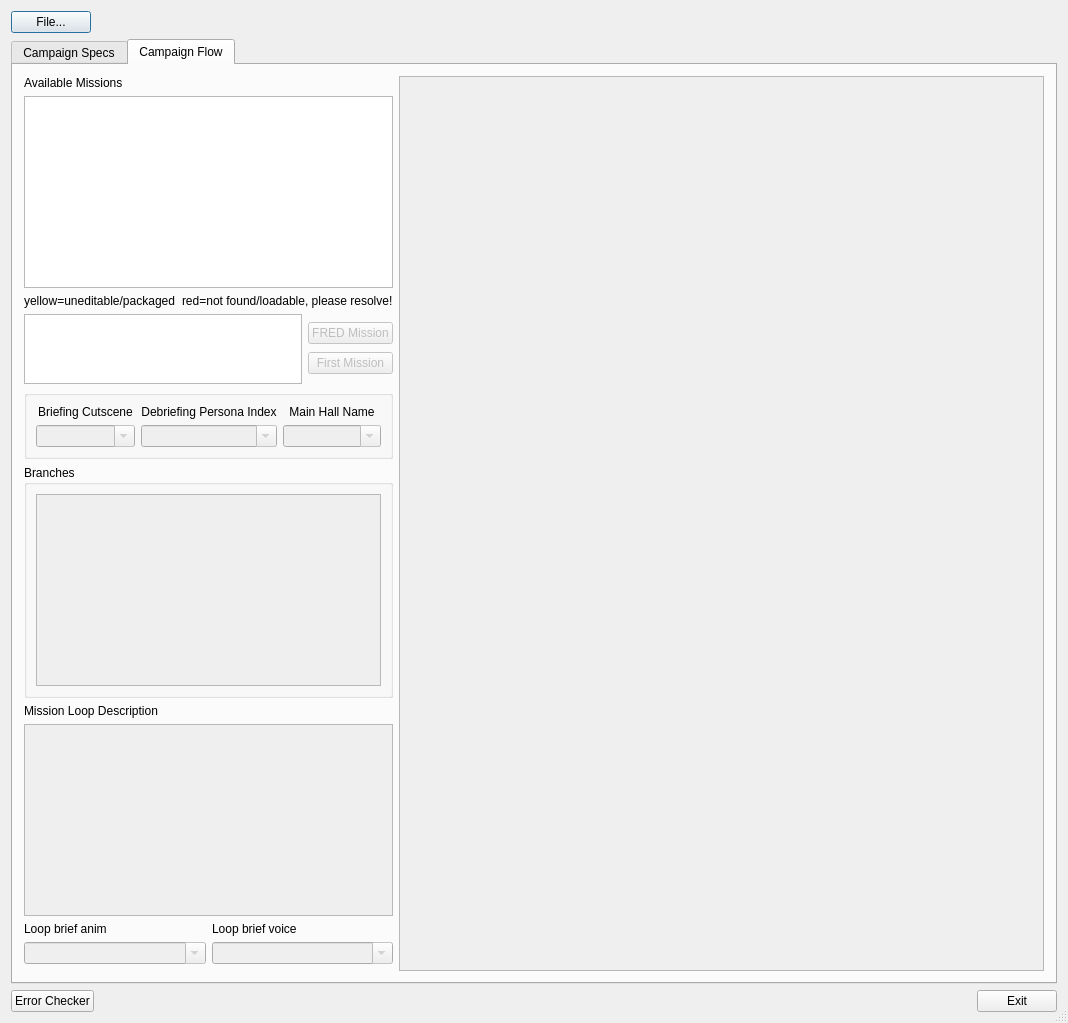
Above: qtfred/ui/CampaignEditorDialog.ui from scp-fs2open/fs2open.github.com before the change. Below: the same form after it.
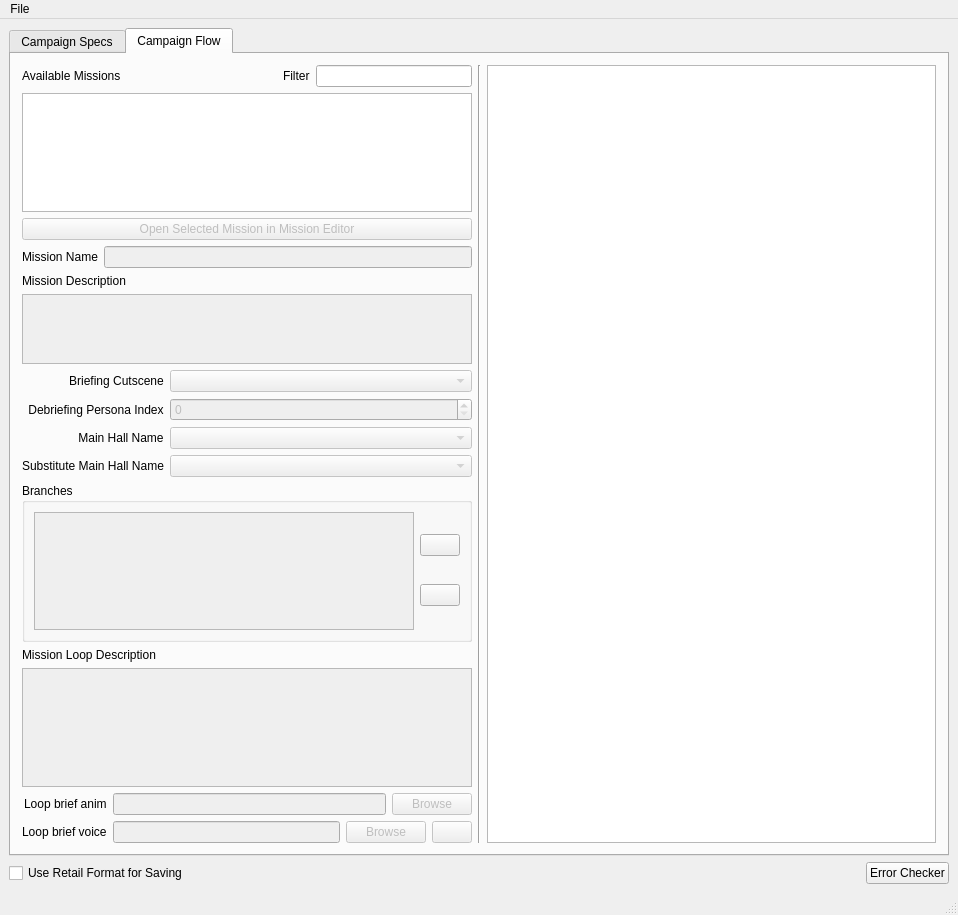
That is the form after the change. The open tabs and pages were chosen to show the change. Icons and pictures are not drawn. Custom widgets are drawn as their Qt base class.

Commit message: QtFRED Campaign Editor (#7030)

```diff
--- a/qtfred/ui/CampaignEditorDialog.ui
+++ b/qtfred/ui/CampaignEditorDialog.ui
@@ -1,41 +1,23 @@
 <?xml version="1.0" encoding="UTF-8"?>
 <ui version="4.0">
  <class>fso::fred::dialogs::CampaignEditorDialog</class>
- <widget class="QDialog" name="fso::fred::dialogs::CampaignEditorDialog">
-  <property name="enabled">
-   <bool>true</bool>
+ <widget class="QMainWindow" name="fso::fred::dialogs::CampaignEditorDialog">
+  <property name="windowModality">
+   <enum>Qt::ApplicationModal</enum>
   </property>
   <property name="geometry">
    <rect>
     <x>0</x>
     <y>0</y>
-    <width>1068</width>
-    <height>1023</height>
+    <width>958</width>
+    <height>915</height>
    </rect>
   </property>
   <property name="windowTitle">
    <string>Untitled</string>
   </property>
-  <property name="sizeGripEnabled">
-   <bool>true</bool>
-  </property>
-  <property name="modal">
-   <bool>true</bool>
-  </property>
-  <layout class="QVBoxLayout" name="windowLayout">
-   <item>
-    <widget class="QPushButton" name="btnMenu">
-     <property name="sizePolicy">
-      <sizepolicy hsizetype="Fixed" vsizetype="Fixed">
-       <horstretch>0</horstretch>
-       <verstretch>0</verstretch>
-      </sizepolicy>
-     </property>
-     <property name="text">
-      <string>File...</string>
-     </property>
-    </widget>
-   </item>
+  <widget class="QWidget" name="centralwidget">
+   <layout class="QVBoxLayout" name="verticalLayout">
    <item>
     <widget class="QTabWidget" name="mainTabs">
      <property name="currentIndex">
@@ -173,7 +155,7 @@
       <attribute name="title">
        <string>Campaign Flow</string>
       </attribute>
-      <layout class="QHBoxLayout" name="campaignGraphLayout" stretch="0,1">
+       <layout class="QHBoxLayout" name="campaignGraphLayout" stretch="0,0,0">
        <property name="leftMargin">
         <number>11</number>
        </property>
@@ -187,63 +169,110 @@
         <number>11</number>
        </property>
        <item>
-        <layout class="QVBoxLayout" name="editorControls" stretch="0,0,0,0,0,0,0,0,0,1">
+         <layout class="QVBoxLayout" name="editorControls" stretch="0,0,0,1,0,0,1,0,0">
          <item>
-          <widget class="QLabel" name="lblMissions">
+           <layout class="QHBoxLayout" name="availableMissionsLayout">
+            <item>
+             <widget class="QLabel" name="availableMissionsLabel">
            <property name="text">
             <string>Available Missions</string>
            </property>
           </widget>
          </item>
          <item>
-          <widget class="QListView" name="lstMissions">
-           <property name="sizePolicy">
-            <sizepolicy hsizetype="MinimumExpanding" vsizetype="Maximum">
-             <horstretch>0</horstretch>
-             <verstretch>0</verstretch>
-            </sizepolicy>
-           </property>
-           <property name="contextMenuPolicy">
-            <enum>Qt::CustomContextMenu</enum>
-           </property>
-           <property name="toolTip">
-            <string>Right click mission list to add or change branches</string>
-           </property>
-           <property name="autoScrollMargin">
-            <number>16</number>
-           </property>
+             <spacer name="availableMissionsSpacer">
+              <property name="orientation">
+               <enum>Qt::Horizontal</enum>
+              </property>
+              <property name="sizeHint" stdset="0">
+               <size>
+                <width>40</width>
+                <height>20</height>
+               </size>
+              </property>
+             </spacer>
+            </item>
+            <item>
+             <widget class="QLabel" name="availableMissionsFilterLabel">
+              <property name="text">
+               <string>Filter</string>
+              </property>
+             </widget>
+            </item>
+            <item>
+             <widget class="QLineEdit" name="availableMissionsFilterLineEdit"/>
+            </item>
+           </layout>
+          </item>
+          <item>
+           <widget class="QListWidget" name="availableMissionsListWidget">
            <property name="editTriggers">
             <set>QAbstractItemView::NoEditTriggers</set>
            </property>
-           <property name="selectionMode">
-            <enum>QAbstractItemView::NoSelection</enum>
-           </property>
-          </widget>
-         </item>
-         <item>
-          <layout class="QHBoxLayout" name="lstMissionDescr">
-           <item>
-            <widget class="QLabel" name="lblMissionDescr1">
-             <property name="text">
-              <string>yellow=uneditable/packaged</string>
-             </property>
-            </widget>
-           </item>
-           <item>
-            <widget class="QLabel" name="lblMissionDescr2">
-             <property name="text">
-              <string>red=not found/loadable, please resolve!</string>
-             </property>
-            </widget>
-           </item>
-          </layout>
-         </item>
-         <item>
-          <layout class="QHBoxLayout" name="layoutLoadMission">
-           <item>
-            <widget class="QTextBrowser" name="txbMissionDescr">
-             <property name="enabled">
+            <property name="showDropIndicator" stdset="0">
+             <bool>false</bool>
+            </property>
+            <property name="dragDropMode">
+             <enum>QAbstractItemView::DragDrop</enum>
+            </property>
+            <property name="defaultDropAction">
+             <enum>Qt::IgnoreAction</enum>
+            </property>
+            <property name="flow">
+             <enum>QListView::TopToBottom</enum>
+            </property>
+            <property name="resizeMode">
+             <enum>QListView::Adjust</enum>
+            </property>
+            <property name="viewMode">
+             <enum>QListView::IconMode</enum>
+            </property>
+            <property name="uniformItemSizes">
               <bool>true</bool>
+            </property>
+           </widget>
+          </item>
+          <item>
+           <widget class="QPushButton" name="fredMissionButton">
+            <property name="enabled">
+             <bool>false</bool>
+            </property>
+            <property name="text">
+             <string>Open Selected Mission in Mission Editor</string>
+            </property>
+           </widget>
+          </item>
+          <item>
+           <layout class="QVBoxLayout" name="missionDetailsLayout">
+            <item>
+             <layout class="QHBoxLayout" name="missionNameLayout">
+              <item>
+               <widget class="QLabel" name="missionNameLabel">
+                <property name="text">
+                 <string>Mission Name</string>
+                </property>
+               </widget>
+              </item>
+              <item>
+               <widget class="QLineEdit" name="missionNameLineEdit">
+                <property name="enabled">
+                 <bool>false</bool>
+                </property>
+               </widget>
+              </item>
+             </layout>
+            </item>
+            <item>
+             <widget class="QLabel" name="label">
+              <property name="text">
+               <string>Mission Description</string>
+              </property>
+             </widget>
+            </item>
+            <item>
+             <widget class="QPlainTextEdit" name="missionDescriptionPlainTextEdit">
+              <property name="enabled">
+               <bool>false</bool>
              </property>
              <property name="sizePolicy">
               <sizepolicy hsizetype="Expanding" vsizetype="Preferred">
@@ -253,46 +282,15 @@
              </property>
             </widget>
            </item>
-           <item>
-            <layout class="QVBoxLayout" name="layoutModMission">
-             <property name="spacing">
-              <number>0</number>
-             </property>
-             <property name="sizeConstraint">
-              <enum>QLayout::SetMinimumSize</enum>
-             </property>
-             <item>
-              <widget class="QPushButton" name="btnFredMission">
-               <property name="enabled">
-                <bool>false</bool>
-               </property>
-               <property name="text">
-                <string>FRED Mission</string>
-               </property>
-              </widget>
-             </item>
-             <item>
-              <widget class="QPushButton" name="btnFirstMission">
-               <property name="enabled">
-                <bool>false</bool>
-               </property>
-               <property name="text">
-                <string>First Mission</string>
-               </property>
-               <property name="checkable">
-                <bool>true</bool>
-               </property>
-              </widget>
-             </item>
-            </layout>
-           </item>
-          </layout>
-         </item>
+           </layout>
+          </item>
          <item>
-          <widget class="QGroupBox" name="missionOptions">
-           <layout class="QGridLayout" name="gridLayout" columnstretch="0,0,0,0,0">
+           <layout class="QFormLayout" name="missionSettingsLayout">
+            <property name="labelAlignment">
+             <set>Qt::AlignRight|Qt::AlignTrailing|Qt::AlignVCenter</set>
+            </property>
             <item row="0" column="0">
-             <widget class="QLabel" name="lblBriefingCutscene">
+             <widget class="QLabel" name="briefCutsceneLabel">
               <property name="text">
                <string>Briefing Cutscene</string>
               </property>
@@ -301,8 +299,18 @@
               </property>
              </widget>
             </item>
-            <item row="0" column="2">
-             <widget class="QLabel" name="lblDebriefingPersona">
+            <item row="0" column="1">
+             <widget class="QComboBox" name="briefCutsceneComboBox">
+              <property name="enabled">
+               <bool>false</bool>
+              </property>
+              <property name="editable">
+               <bool>false</bool>
+              </property>
+             </widget>
+            </item>
+            <item row="1" column="0">
+             <widget class="QLabel" name="debriefPersonaLabel">
               <property name="text">
                <string>Debriefing Persona Index</string>
               </property>
@@ -311,8 +319,15 @@
               </property>
              </widget>
             </item>
-            <item row="0" column="4">
-             <widget class="QLabel" name="lblMainhall">
+            <item row="1" column="1">
+             <widget class="QSpinBox" name="debriefingPersonaSpinBox">
+              <property name="enabled">
+               <bool>false</bool>
+              </property>
+             </widget>
+            </item>
+            <item row="2" column="0">
+             <widget class="QLabel" name="mainhallLabel">
               <property name="text">
                <string>Main Hall Name</string>
               </property>
@@ -321,38 +336,31 @@
               </property>
              </widget>
             </item>
-            <item row="1" column="4">
-             <widget class="QComboBox" name="cmbMainhall">
+            <item row="2" column="1">
+             <widget class="QComboBox" name="mainhallComboBox">
               <property name="enabled">
                <bool>false</bool>
               </property>
               <property name="editable">
-               <bool>true</bool>
+               <bool>false</bool>
               </property>
              </widget>
             </item>
-            <item row="1" column="2">
-             <widget class="QComboBox" name="cmbDebriefingPersona">
-              <property name="enabled">
-               <bool>false</bool>
+            <item row="3" column="0">
+             <widget class="QLabel" name="substituteMainhallNameLabel">
+              <property name="text">
+               <string>Substitute Main Hall Name</string>
               </property>
-              <property name="editable">
-               <bool>true</bool>
-              </property>
              </widget>
             </item>
-            <item row="1" column="0">
-             <widget class="QComboBox" name="cmbBriefingCutscene">
+            <item row="3" column="1">
+             <widget class="QComboBox" name="substituteMainhallComboBox">
               <property name="enabled">
                <bool>false</bool>
               </property>
-              <property name="editable">
-               <bool>true</bool>
-              </property>
              </widget>
             </item>
            </layout>
-          </widget>
          </item>
          <item>
           <widget class="QGroupBox" name="missionBranches">
@@ -376,7 +384,35 @@
               </property>
              </widget>
             </item>
-           </layout>
+             <item>
+              <layout class="QVBoxLayout" name="verticalLayout_3">
+               <item>
+                <widget class="QPushButton" name="moveBranchUpButton">
+                 <property name="text">
+                  <string/>
+                 </property>
+                 <property name="icon">
+                  <iconset>
+                   <selectedon>:/images/arrow_up.png</selectedon>
+                  </iconset>
+                 </property>
+                </widget>
+               </item>
+               <item>
+                <widget class="QPushButton" name="moveBranchDownButton">
+                 <property name="text">
+                  <string/>
+                 </property>
+                 <property name="icon">
+                  <iconset>
+                   <selectedon>:/images/arrow_down.png</selectedon>
+                  </iconset>
+                 </property>
+                </widget>
+               </item>
+              </layout>
+             </item>
+            </layout>
           </widget>
          </item>
          <item>
@@ -400,114 +436,187 @@
           </widget>
          </item>
          <item>
-          <layout class="QGridLayout" name="loopBrief">
+           <layout class="QFormLayout" name="loopDetailsForm">
+            <property name="labelAlignment">
+             <set>Qt::AlignRight|Qt::AlignTrailing|Qt::AlignVCenter</set>
+            </property>
            <item row="0" column="0">
-            <widget class="QLabel" name="lblLoopAnim">
+             <widget class="QLabel" name="loopAnimLabel">
              <property name="text">
               <string>Loop brief anim</string>
              </property>
             </widget>
            </item>
-           <item row="2" column="1">
-            <widget class="QComboBox" name="cmbLoopVoice">
-             <property name="enabled">
-              <bool>false</bool>
-             </property>
-             <property name="editable">
-              <bool>true</bool>
-             </property>
-            </widget>
-           </item>
-           <item row="0" column="1">
-            <widget class="QLabel" name="lblLoopVoice">
+            <item row="1" column="0">
+             <widget class="QLabel" name="loopVoiceLabel">
              <property name="text">
               <string>Loop brief voice</string>
              </property>
             </widget>
            </item>
-           <item row="2" column="0">
-            <widget class="QComboBox" name="cmbLoopAnim">
+            <item row="0" column="1">
+             <layout class="QHBoxLayout" name="loopAnimControlsLayout">
+              <item>
+               <widget class="QLineEdit" name="loopAnimLineEdit">
              <property name="enabled">
               <bool>false</bool>
              </property>
-             <property name="editable">
-              <bool>true</bool>
-             </property>
+               </widget>
+              </item>
+              <item>
+               <widget class="QPushButton" name="loopAnimBrowseButton">
+                <property name="enabled">
+                 <bool>false</bool>
+                </property>
+                <property name="text">
+                 <string>Browse</string>
+                </property>
             </widget>
            </item>
           </layout>
          </item>
+            <item row="1" column="1">
+             <layout class="QHBoxLayout" name="loopVoiceControlsLayout">
          <item>
-          <spacer name="spaceBottom">
+               <widget class="QLineEdit" name="loopVoiceLineEdit">
+                <property name="enabled">
+                 <bool>false</bool>
+                </property>
+               </widget>
+              </item>
+              <item>
+               <widget class="QPushButton" name="loopVoiceBrowseButton">
+                <property name="enabled">
+                 <bool>false</bool>
+                </property>
+                <property name="text">
+                 <string>Browse</string>
+                </property>
+               </widget>
+              </item>
+              <item>
+               <widget class="QPushButton" name="testVoiceButton">
+                <property name="enabled">
+                 <bool>false</bool>
+                </property>
+                <property name="text">
+                 <string/>
+                </property>
+                <property name="icon">
+                 <iconset>
+                  <selectedon>:/images/play.png</selectedon>
+                 </iconset>
+                </property>
+               </widget>
+              </item>
+             </layout>
+            </item>
+           </layout>
+          </item>
+         </layout>
+        </item>
+        <item>
+         <widget class="Line" name="line">
            <property name="orientation">
             <enum>Qt::Vertical</enum>
            </property>
+         </widget>
+        </item>
+        <item>
+         <widget class="CampaignMissionGraph" name="graphView">
+          <property name="frameShape">
+           <enum>QFrame::StyledPanel</enum>
+          </property>
+          <property name="renderHints">
+           <set>QPainter::Antialiasing|QPainter::TextAntialiasing</set>
+          </property>
+         </widget>
+        </item>
+       </layout>
+      </widget>
+     </widget>
+    </item>
+    <item>
+     <layout class="QHBoxLayout" name="errorCheckerLayout">
+      <item>
+       <widget class="QCheckBox" name="retailFormatCheckbox">
+        <property name="text">
+         <string>Use Retail Format for Saving</string>
+        </property>
+       </widget>
+      </item>
+      <item>
+       <spacer name="errorCheckerSpacer">
+        <property name="orientation">
+         <enum>Qt::Horizontal</enum>
+        </property>
            <property name="sizeHint" stdset="0">
             <size>
-             <width>20</width>
-             <height>40</height>
+          <width>40</width>
+          <height>20</height>
             </size>
            </property>
           </spacer>
          </item>
-        </layout>
-       </item>
        <item>
-        <widget class="QScrollArea" name="scrFlowCampaign">
-         <property name="widgetResizable">
-          <bool>true</bool>
-         </property>
-         <widget class="QWidget" name="flowCampaign">
-          <property name="geometry">
-           <rect>
-            <x>0</x>
-            <y>0</y>
-            <width>607</width>
-            <height>889</height>
-           </rect>
-          </property>
-         </widget>
-        </widget>
-       </item>
-      </layout>
-     </widget>
-    </widget>
-   </item>
-   <item>
-    <layout class="QHBoxLayout" name="mainControls">
-     <item>
-      <widget class="QPushButton" name="btnErrorChecker">
+       <widget class="QPushButton" name="errorCheckerButton">
        <property name="text">
         <string>Error Checker</string>
        </property>
-       <property name="shortcut">
-        <string>Shift+H</string>
-       </property>
-      </widget>
-     </item>
-     <item>
-      <spacer name="horizontalSpacer_2">
-       <property name="orientation">
-        <enum>Qt::Horizontal</enum>
-       </property>
-       <property name="sizeHint" stdset="0">
-        <size>
-         <width>40</width>
-         <height>20</height>
-        </size>
-       </property>
-      </spacer>
-     </item>
-     <item>
-      <widget class="QPushButton" name="btnExit">
+       </widget>
+      </item>
+     </layout>
+    </item>
+   </layout>
+  </widget>
+  <widget class="QMenuBar" name="menubar">
+   <property name="geometry">
+    <rect>
+     <x>0</x>
+     <y>0</y>
+     <width>958</width>
+     <height>22</height>
+    </rect>
+   </property>
+   <widget class="QMenu" name="menuFile">
+    <property name="title">
+     <string>File</string>
+    </property>
+    <addaction name="actionNew"/>
+    <addaction name="actionOpen"/>
+    <addaction name="actionSave"/>
+    <addaction name="actionSave_As"/>
+    <addaction name="separator"/>
+    <addaction name="actionExit"/>
+   </widget>
+   <addaction name="menuFile"/>
+  </widget>
+  <widget class="QStatusBar" name="statusbar"/>
+  <action name="actionNew">
+   <property name="text">
+    <string>New</string>
+   </property>
+  </action>
+  <action name="actionOpen">
+   <property name="text">
+    <string>Open...</string>
+   </property>
+  </action>
+  <action name="actionSave">
+   <property name="text">
+    <string>Save</string>
+   </property>
+  </action>
+  <action name="actionSave_As">
+   <property name="text">
+    <string>Save As...</string>
+   </property>
+  </action>
+  <action name="actionExit">
        <property name="text">
         <string>Exit</string>
        </property>
-      </widget>
-     </item>
-    </layout>
-   </item>
-  </layout>
+  </action>
  </widget>
  <customwidgets>
   <customwidget>
@@ -515,6 +624,11 @@
    <extends>QTreeView</extends>
    <header>ui/widgets/sexp_tree.h</header>
   </customwidget>
+  <customwidget>
+   <class>CampaignMissionGraph</class>
+   <extends>QGraphicsView</extends>
+   <header>ui/widgets/CampaignMissionGraph.h</header>
+  </customwidget>
  </customwidgets>
  <tabstops>
   <tabstop>lstMissions</tabstop>
```
Left out of the diff: 86 changed lines with no effect on the pictures. Lines whose indentation alone changed are shown as unchanged. The commit also changes 9 other files.
